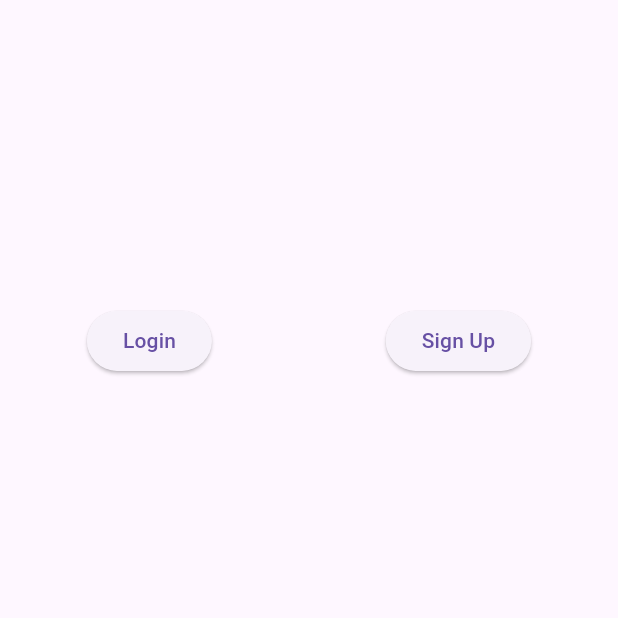
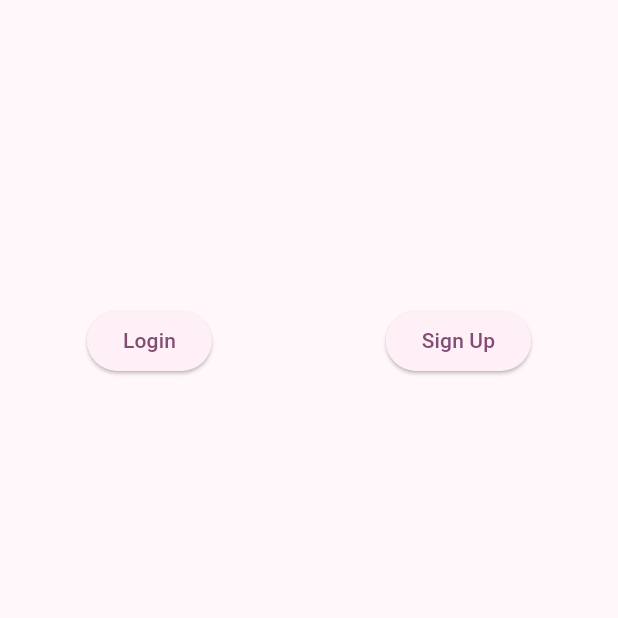
Before and after one commit to untoc-camp/loopy_friends, a Flutter app: the screen it shows after launch, on a phone screen of 412 x 824 dp, the part 618-1236 px from its top. Run offline on Flutter 3.47's test engine with Material 3 defaults, Android fonts, the phone set to English and light mode, and no system bars; our stand-ins replace get; Roboto replaces fonts that are missing (Nanum Gothic).

Commit message:
컬러 선정 및 코드 리펙토링 #21
컬러 선정 및 코드 리펙토링 #21

```diff
--- a/lib/components/bottom_navigation/bottom_navigation_bar_controller.dart
+++ b/lib/components/bottom_navigation/bottom_navigation_bar_controller.dart
@@ -1,4 +1,3 @@
-import 'package:flutter/material.dart';
 import 'package:get/get.dart';
 
 class MyBottomNavgationBarController extends GetxController {
--- a/lib/components/side_Bar/side_bar.dart
+++ b/lib/components/side_Bar/side_bar.dart
@@ -1,5 +1,4 @@
 import 'package:flutter/material.dart';
-import 'package:get/get.dart';
 import 'package:loopy_friends/components/side_Bar/side_bar_controller.dart';
 
 class SideBar extends StatelessWidget {
@@ -17,10 +16,10 @@ class SideBar extends StatelessWidget {
         padding: EdgeInsets.zero,
         children: <Widget>[
           DrawerHeader(
-            child: Text('Drawer Header'),
             decoration: BoxDecoration(
               color: Colors.blue,
             ),
+            child: Text('Drawer Header'),
           ),
           ListTile(
             title: Text('Item 1'),
--- a/lib/constants/colors.dart
+++ b/lib/constants/colors.dart
@@ -3,3 +3,14 @@ import 'package:flutter/material.dart';
 // Color PrimaryColor = Color(0xFF00A5FF);
 // Color PrimaryColorLight = Color(0xFF00A5FF);
 // Color PrimaryColorDark = Color(0xFF00A5FF);
+
+Color SubColor = Color(0xFF6ABFC8);
+
+Color MainColor = Color(0xFFB1589D);
+Color MainColorLight = Color(0xFFEB76D2);
+Color MainColorDark = Color(0xFF854377);
+
+Color TextColor = Color(0xFF5C5F64);
+Color GreyColor = Color(0xFFF1F1F1);
+
+Color ErrorColor = Color(0xFFF55353);
--- a/lib/controller/main_page_controller.dart
+++ b/lib/controller/main_page_controller.dart
@@ -1,6 +1,3 @@
-import 'dart:typed_data';
-
-import 'package:flutter/material.dart';
 import 'package:get/get.dart';
 
 import '../service/test_service.dart';
@@ -20,7 +17,6 @@ class MainPageController extends GetxController {
   Future<void> getTest() async {
     var res = await _testSevice.getTest();
     testList.value = res;
-    print(testList.value.length);
   }
 
   get testListValue => testList.value;
--- a/lib/main.dart
+++ b/lib/main.dart
@@ -1,5 +1,6 @@
 import 'package:flutter/material.dart';
 import 'package:get/get.dart';
+import 'package:loopy_friends/constants/colors.dart';
 import 'package:loopy_friends/router/main_rotuer.dart';
 
 void main() {
@@ -16,21 +17,15 @@ class MyApp extends StatelessWidget {
       theme: ThemeData(
         useMaterial3: true,
         fontFamily: 'Nanum Gothic',
-        // colorScheme: ColorScheme.fromSeed(
-        //   seedColor: primaryColor,
-        // ),
-        // primaryColor: primaryColor,
-        // primaryColorLight: primaryColorLight,
-        // primaryColorDark: primaryColorDark,
-        // hintColor: hintColor,
-        // elevatedButtonTheme: elevatedButtonTheme,
-        // textButtonTheme: textButtonThemeData,
-        // outlinedButtonTheme: outlinedButtonThemeData,
-        // cardTheme: cardTheme,
-        // toggleButtonsTheme: toggleButtonsTheme,
-        // inputDecorationTheme: inputTheme,
-        // progressIndicatorTheme: progressIndicatorTheme,
-        // dataTableTheme: dataTableTheme,
+
+        colorScheme: ColorScheme.fromSeed(
+          seedColor: MainColor,
+        ),
+        primaryColor: MainColor,
+        primaryColorLight: MainColorLight,
+        primaryColorDark: MainColorDark,
+        hintColor: SubColor,
+
       ),
       debugShowCheckedModeBanner: false,
       initialRoute: '/',
--- a/lib/view/main_page_view.dart
+++ b/lib/view/main_page_view.dart
@@ -19,7 +19,7 @@ class MainPageVIew extends StatelessWidget {
                 itemCount: _controller.testListValue.length,
                 itemBuilder: (context, index) {
                   return ListTile(
-                    title: Container(
+                    title: SizedBox(
                       height: 20,
                       child: Text(_controller.testListValue[index].name),
                     ),
```
